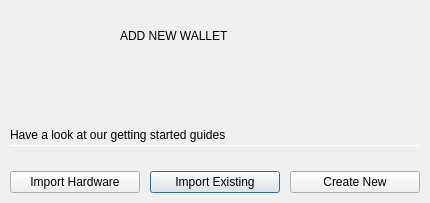
This is BlockSettleUILib/NewWalletDialog.ui in BlockSettle/terminal as Qt 5 draws it before an edit. The edited form follows.
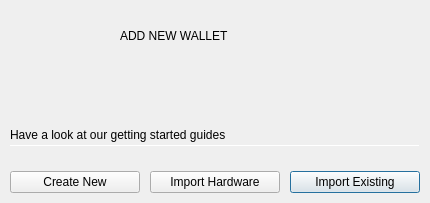
This is the edited form. Icons and pictures are not drawn.

Commit message: BST-2626 button order

```diff
--- a/BlockSettleUILib/NewWalletDialog.ui
+++ b/BlockSettleUILib/NewWalletDialog.ui
@@ -229,6 +229,22 @@
       <property name="bottomMargin">
        <number>10</number>
       </property>
+      <item>
+       <widget class="QPushButton" name="pushButtonCreate">
+        <property name="minimumSize">
+         <size>
+          <width>130</width>
+          <height>0</height>
+         </size>
+        </property>
+        <property name="text">
+         <string>Create New</string>
+        </property>
+        <property name="autoDefault">
+         <bool>false</bool>
+        </property>
+       </widget>
+      </item>
       <item>
        <widget class="QPushButton" name="pushButtonHw">
         <property name="minimumSize">
@@ -258,22 +274,6 @@
         </property>
        </widget>
       </item>
-      <item>
-       <widget class="QPushButton" name="pushButtonCreate">
-        <property name="minimumSize">
-         <size>
-          <width>130</width>
-          <height>0</height>
-         </size>
-        </property>
-        <property name="text">
-         <string>Create New</string>
-        </property>
-        <property name="autoDefault">
-         <bool>false</bool>
-        </property>
-       </widget>
-      </item>
      </layout>
     </widget>
    </item>
```
